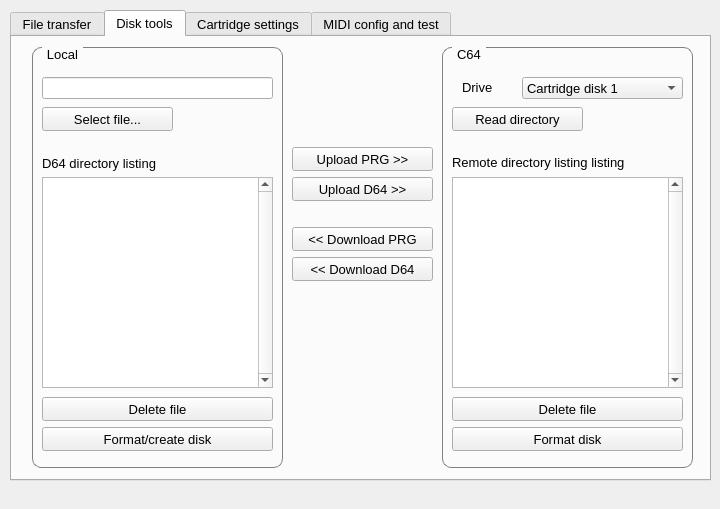
First picture: the form in qt/mainwindowform.ui, repository FrankBuss/kerberos, before the edit.
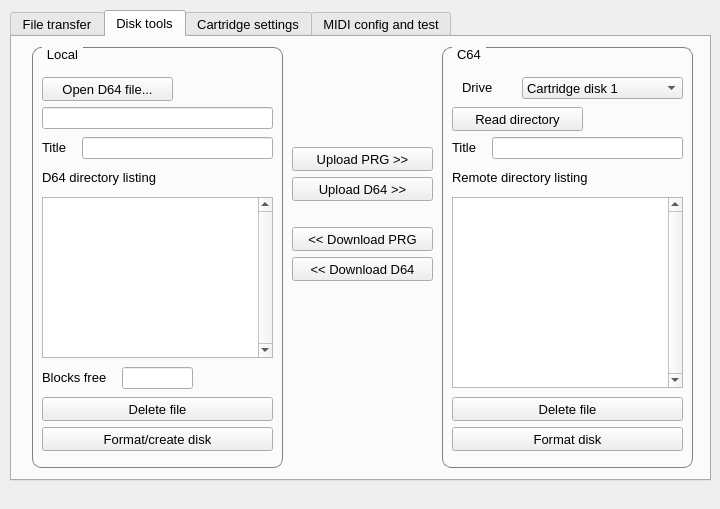
Second picture: the form after the edit. The open tabs and pages were chosen to show the change.

The edit to the form file:
```diff
--- a/qt/mainwindowform.ui
+++ b/qt/mainwindowform.ui
@@ -744,9 +744,9 @@
        <property name="geometry">
         <rect>
          <x>10</x>
-         <y>130</y>
+         <y>150</y>
          <width>231</width>
-         <height>211</height>
+         <height>191</height>
         </rect>
        </property>
        <property name="verticalScrollBarPolicy">
@@ -760,7 +760,7 @@
        <property name="geometry">
         <rect>
          <x>10</x>
-         <y>105</y>
+         <y>120</y>
          <width>231</width>
          <height>21</height>
         </rect>
@@ -771,7 +771,7 @@
         </font>
        </property>
        <property name="text">
-        <string>Remote directory listing listing</string>
+        <string>Remote directory listing</string>
        </property>
       </widget>
       <widget class="QPushButton" name="startTestSequenceButton_2">
@@ -894,6 +894,37 @@
         <string>Read directory</string>
        </property>
       </widget>
+      <widget class="QLineEdit" name="d64FileEdit_3">
+       <property name="geometry">
+        <rect>
+         <x>50</x>
+         <y>90</y>
+         <width>191</width>
+         <height>22</height>
+        </rect>
+       </property>
+       <property name="readOnly">
+        <bool>true</bool>
+       </property>
+      </widget>
+      <widget class="QLabel" name="label_17">
+       <property name="geometry">
+        <rect>
+         <x>10</x>
+         <y>90</y>
+         <width>31</width>
+         <height>21</height>
+        </rect>
+       </property>
+       <property name="font">
+        <font>
+         <pointsize>10</pointsize>
+        </font>
+       </property>
+       <property name="text">
+        <string>Title</string>
+       </property>
+      </widget>
      </widget>
      <widget class="QPushButton" name="stopTestSequenceButton_2">
       <property name="geometry">
@@ -933,27 +964,11 @@
       <property name="flat">
        <bool>false</bool>
       </property>
-      <widget class="QTextEdit" name="midiInDataTextEdit_2">
-       <property name="geometry">
-        <rect>
-         <x>10</x>
-         <y>130</y>
-         <width>231</width>
-         <height>211</height>
-        </rect>
-       </property>
-       <property name="verticalScrollBarPolicy">
-        <enum>Qt::ScrollBarAlwaysOn</enum>
-       </property>
-       <property name="readOnly">
-        <bool>true</bool>
-       </property>
-      </widget>
       <widget class="QLabel" name="label_10">
        <property name="geometry">
         <rect>
          <x>10</x>
-         <y>106</y>
+         <y>120</y>
          <width>231</width>
          <height>21</height>
         </rect>
@@ -971,28 +986,13 @@
        <property name="geometry">
         <rect>
          <x>10</x>
-         <y>30</y>
+         <y>60</y>
          <width>231</width>
          <height>22</height>
         </rect>
        </property>
-      </widget>
-      <widget class="QPushButton" name="selectFileButton_2">
-       <property name="geometry">
-        <rect>
-         <x>10</x>
-         <y>60</y>
-         <width>131</width>
-         <height>24</height>
-        </rect>
-       </property>
-       <property name="font">
-        <font>
-         <pointsize>10</pointsize>
-        </font>
-       </property>
-       <property name="text">
-        <string>Select file...</string>
+       <property name="readOnly">
+        <bool>true</bool>
        </property>
       </widget>
       <widget class="QPushButton" name="startTestSequenceButton_5">
@@ -1031,6 +1031,102 @@
         <string>Delete file</string>
        </property>
       </widget>
+      <widget class="QPushButton" name="openD64FileButton">
+       <property name="geometry">
+        <rect>
+         <x>10</x>
+         <y>30</y>
+         <width>131</width>
+         <height>24</height>
+        </rect>
+       </property>
+       <property name="font">
+        <font>
+         <pointsize>10</pointsize>
+        </font>
+       </property>
+       <property name="text">
+        <string>Open D64 file...</string>
+       </property>
+      </widget>
+      <widget class="QLineEdit" name="d64DirectoryListingTitle">
+       <property name="geometry">
+        <rect>
+         <x>50</x>
+         <y>90</y>
+         <width>191</width>
+         <height>22</height>
+        </rect>
+       </property>
+       <property name="readOnly">
+        <bool>true</bool>
+       </property>
+      </widget>
+      <widget class="QLabel" name="label_16">
+       <property name="geometry">
+        <rect>
+         <x>10</x>
+         <y>90</y>
+         <width>31</width>
+         <height>21</height>
+        </rect>
+       </property>
+       <property name="font">
+        <font>
+         <pointsize>10</pointsize>
+        </font>
+       </property>
+       <property name="text">
+        <string>Title</string>
+       </property>
+      </widget>
+      <widget class="QTableView" name="d64DirectoryListingTableView">
+       <property name="geometry">
+        <rect>
+         <x>10</x>
+         <y>150</y>
+         <width>231</width>
+         <height>161</height>
+        </rect>
+       </property>
+       <property name="verticalScrollBarPolicy">
+        <enum>Qt::ScrollBarAlwaysOn</enum>
+       </property>
+      </widget>
+      <widget class="QLineEdit" name="d64DirectoryListingFreeBlocks">
+       <property name="geometry">
+        <rect>
+         <x>90</x>
+         <y>320</y>
+         <width>71</width>
+         <height>22</height>
+        </rect>
+       </property>
+       <property name="text">
+        <string/>
+       </property>
+       <property name="readOnly">
+        <bool>true</bool>
+       </property>
+      </widget>
+      <widget class="QLabel" name="label_18">
+       <property name="geometry">
+        <rect>
+         <x>10</x>
+         <y>320</y>
+         <width>71</width>
+         <height>21</height>
+        </rect>
+       </property>
+       <property name="font">
+        <font>
+         <pointsize>10</pointsize>
+        </font>
+       </property>
+       <property name="text">
+        <string>Blocks free</string>
+       </property>
+      </widget>
      </widget>
      <widget class="QPushButton" name="stopTestSequenceButton_3">
       <property name="geometry">
```
Left out of the diff: 6 changed lines with no effect on the pictures.
